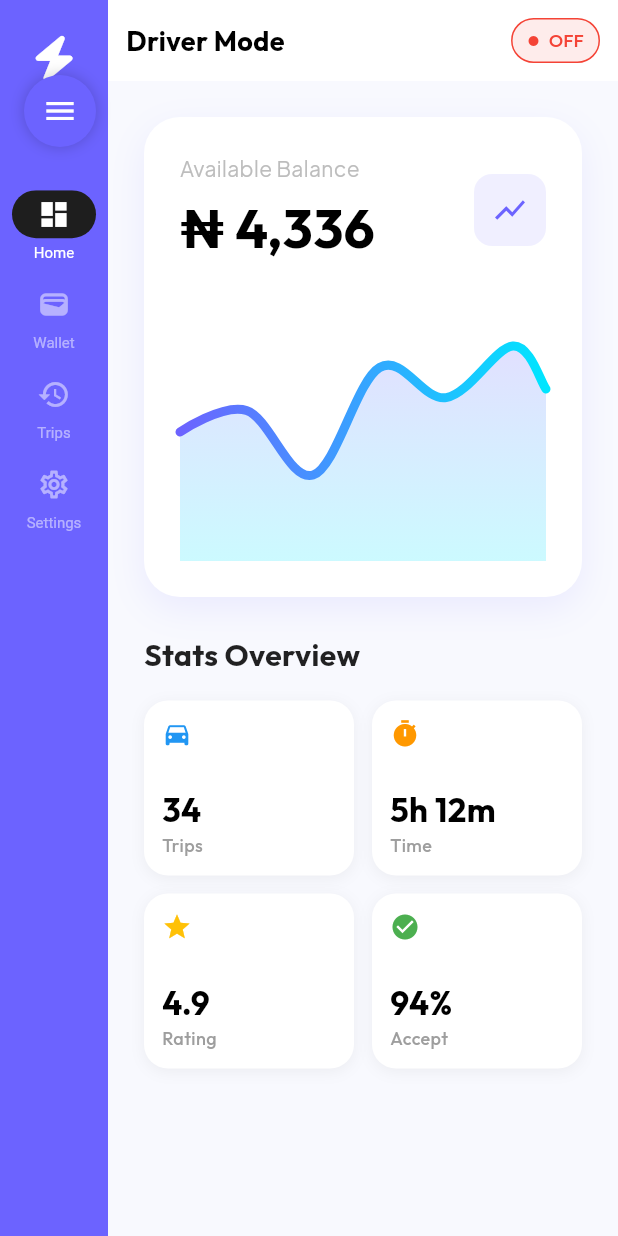
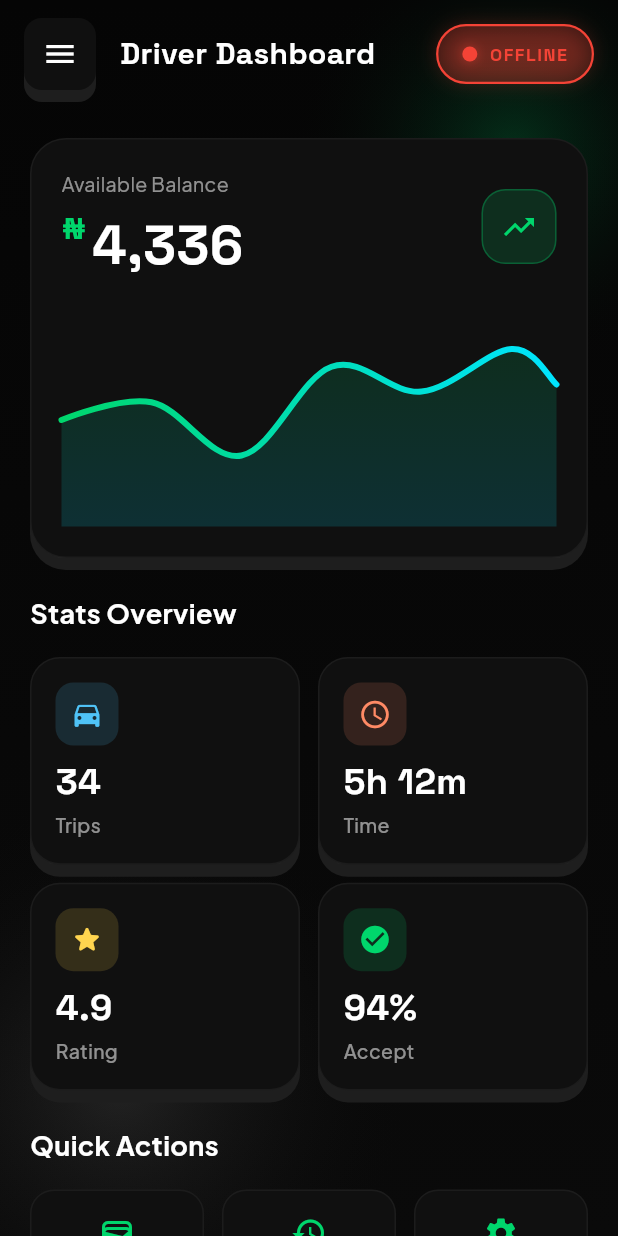
Before and after one commit to Hubert24hrs/FastDelivery, a Flutter app: the DriverDashboardScreen screen opened by its route, on a phone screen of 412 x 824 dp. Run offline on Flutter 3.47's test engine with Material 3 defaults, Android fonts, the phone set to English and light mode, and no system bars; drawn by our look-alikes of fl_chart, flutter_animate; our stand-ins replace cloud_firestore, firebase_auth, firebase_core, firebase_messaging, firebase_storage, flutter_dotenv and 13 more; missing offline and left inert: flutter_paystack_plus, mailer, mapbox_maps_flutter; accounts and stored records are empty.

Commit message:
Redesign driver dashboard with dark neomorphic theme
- Replace light purple theme with dark gradient background
- Add BackgroundOrbs for visual consistency with passenger app
- Redesign earnings card with glassmorphic style and green gradient chart
- Update stat cards with colorful icon backgrounds and neomorphic shadows
- Add glowing ONLINE/OFFLINE toggle with green accent
- Add neomorphic menu button
- Add quick action buttons (Wallet, Trips, Settings)
- Remove purple NavigationRail sidebar
- Update fonts to match passenger dashboard (Space Grotesk, Plus Jakarta Sans)

```diff
--- a/lib/presentation/screens/driver/driver_dashboard_screen.dart
+++ b/lib/presentation/screens/driver/driver_dashboard_screen.dart
@@ -5,6 +5,7 @@ import 'package:fast_delivery/core/providers/providers.dart';
 import 'package:fast_delivery/core/theme/app_theme.dart';
 import 'package:fast_delivery/presentation/common/app_drawer.dart';
 import 'package:fast_delivery/presentation/common/glass_card.dart';
+import 'package:fast_delivery/presentation/common/background_orbs.dart';
 import 'package:fl_chart/fl_chart.dart';
 import 'package:flutter/material.dart';
 import 'package:flutter_animate/flutter_animate.dart';
@@ -27,16 +28,15 @@ class _DriverDashboardScreenState extends ConsumerState<DriverDashboardScreen> {
   bool _isAccepting = false;
   int _selectedIndex = 0; // For NavigationRail
 
-  // For the earnings chart mock data
+  // For the earnings chart - matching green theme
   final List<Color> gradientColors = [
-    const Color(0xFF6C63FF), // Purple
-    const Color(0xFF00E5FF), // Cyan
+    AppTheme.primaryColor,
+    const Color(0xFF00E5FF), // Cyan accent
   ];
 
   @override
   void initState() {
     super.initState();
-    // Removed _checkActiveRide() to fix "glitch" of auto-navigating on startup
   }
 
   @override
@@ -48,19 +48,22 @@ class _DriverDashboardScreenState extends ConsumerState<DriverDashboardScreen> {
     return Scaffold(
       key: _scaffoldKey,
       drawer: const AppDrawer(),
-      backgroundColor: const Color(0xFFF8F9FE), // Light Blue-ish White
-      body: ridesAsync.when(
+      body: Container(
+        decoration: BoxDecoration(
+          gradient: AppTheme.backgroundGradient,
+        ),
+        child: Stack(
+          children: [
+            const BackgroundOrbs(),
+            ridesAsync.when(
               data: (rides) {
-          // Check for courier requests as well
                 final couriers = couriersAsync.maybeWhen(
                   data: (data) => data,
                   orElse: () => <CourierModel>[],
                 );
 
-          // Debug output
                 debugPrint('DriverDashboard: isOnline=$isOnline, rides=${rides.length}, couriers=${couriers.length}');
 
-          // Only switch to Request View if online AND there are pending requests
                 if (isOnline) {
                   if (rides.isNotEmpty) {
                     debugPrint('DriverDashboard: Showing ride request');
@@ -72,178 +75,215 @@ class _DriverDashboardScreenState extends ConsumerState<DriverDashboardScreen> {
                 }
                 return _buildDashboardView(isOnline);
               },
-        loading: () => const Center(child: CircularProgressIndicator()),
-        error: (err, stack) => _buildDashboardView(isOnline), // Fallback
+              loading: () => Center(child: CircularProgressIndicator(color: AppTheme.primaryColor)),
+              error: (err, stack) => _buildDashboardView(isOnline),
+            ),
+          ],
+        ),
       ),
     );
   }
 
-  // --- REFERENCE IMAGE 1: DASHBOARD / STATS ---
+  // --- MODERN DARK DASHBOARD ---
   Widget _buildDashboardView(bool isOnline) {
-    final isMobile = MediaQuery.of(context).size.width < 600;
-
-    return Stack(
-      children: [
-        Row(
-          children: [
-            // Sidebar (Navigation Rail) - Matches the "Purple Sidebar" description
-            NavigationRail(
-              selectedIndex: _selectedIndex,
-              onDestinationSelected: (int index) {
-                setState(() {
-                  _selectedIndex = index;
-                });
-                // Navigate to appropriate screens
-                switch (index) {
-                  case 0: // Home - stay here
-                    break;
-                  case 1: // Wallet
-                    context.push('/wallet');
-                    break;
-                  case 2: // Trips/History
-                    context.push('/history');
-                    break;
-                  case 3: // Settings
-                    context.push('/settings');
-                    break;
-                }
-              },
-              backgroundColor: const Color(0xFF6C63FF), // FastPro Purple
-              selectedIconTheme: const IconThemeData(color: Colors.white),
-              unselectedIconTheme: IconThemeData(color: Colors.white.withValues(alpha: 0.5)),
-              selectedLabelTextStyle: const TextStyle(color: Colors.white, fontSize: 10),
-              unselectedLabelTextStyle: TextStyle(color: Colors.white.withValues(alpha: 0.5), fontSize: 10),
-              labelType: NavigationRailLabelType.all,
-              minWidth: 70,
-              groupAlignment: -0.8, // Top aligned
-              leading: const Padding(
-                padding: EdgeInsets.symmetric(vertical: 16.0),
-                child: Icon(FontAwesomeIcons.bolt, color: Colors.white, size: 28), // Logo
-              ),
-              destinations: const [
-                NavigationRailDestination(
-                  icon: Icon(Icons.dashboard_outlined, size: 22),
-                  selectedIcon: Icon(Icons.dashboard, size: 22),
-                  label: Text('Home'),
-                ),
-                NavigationRailDestination(
-                  icon: Icon(Icons.wallet_outlined, size: 22),
-                  selectedIcon: Icon(Icons.wallet, size: 22),
-                  label: Text('Wallet'),
-                ),
-                NavigationRailDestination(
-                  icon: Icon(Icons.history_outlined, size: 22),
-                  selectedIcon: Icon(Icons.history, size: 22),
-                  label: Text('Trips'),
-                ),
-                NavigationRailDestination(
-                  icon: Icon(Icons.settings_outlined, size: 22),
-                  selectedIcon: Icon(Icons.settings, size: 22),
-                  label: Text('Settings'),
-                ),
-              ],
-            ),
-
-            // Main Content
-            Expanded(
+    return SafeArea(
       child: Column(
         children: [
-                  // Top Bar
+          // Top Bar with menu and status toggle
           _buildDashboardAppBar(isOnline),
 
           // Scrollable Content
           Expanded(
             child: SingleChildScrollView(
-                      padding: const EdgeInsets.all(24),
+              padding: const EdgeInsets.all(20),
               child: Column(
                 crossAxisAlignment: CrossAxisAlignment.start,
                 children: [
-                          _buildEarningsChartCard(),
+                  // Earnings Card
+                  _buildEarningsChartCard()
+                      .animate()
+                      .fadeIn(duration: 400.ms)
+                      .slideY(begin: 0.1, end: 0),
                   const SizedBox(height: 24),
+
+                  // Stats Title
                   Text(
                     'Stats Overview',
-                            style: GoogleFonts.outfit(
-                              fontSize: 20,
+                    style: GoogleFonts.plusJakartaSans(
+                      fontSize: 18,
                       fontWeight: FontWeight.bold,
-                              color: Colors.black87,
+                      color: Colors.white,
                     ),
                   ),
                   const SizedBox(height: 16),
-                          _buildStatsGrid(),
+
+                  // Stats Grid
+                  _buildStatsGrid()
+                      .animate()
+                      .fadeIn(delay: 200.ms, duration: 400.ms)
+                      .slideY(begin: 0.1, end: 0),
+
+                  const SizedBox(height: 24),
+
+                  // Quick Actions
+                  Text(
+                    'Quick Actions',
+                    style: GoogleFonts.plusJakartaSans(
+                      fontSize: 18,
+                      fontWeight: FontWeight.bold,
+                      color: Colors.white,
+                    ),
+                  ),
+                  const SizedBox(height: 16),
+
+                  // Quick action buttons
+                  Row(
+                    children: [
+                      Expanded(
+                        child: _buildQuickActionButton(
+                          icon: Icons.wallet,
+                          label: 'Wallet',
+                          onTap: () => context.push('/wallet'),
+                        ),
+                      ),
+                      const SizedBox(width: 12),
+                      Expanded(
+                        child: _buildQuickActionButton(
+                          icon: Icons.history,
+                          label: 'Trips',
+                          onTap: () => context.push('/history'),
+                        ),
+                      ),
+                      const SizedBox(width: 12),
+                      Expanded(
+                        child: _buildQuickActionButton(
+                          icon: Icons.settings,
+                          label: 'Settings',
+                          onTap: () => context.push('/settings'),
+                        ),
+                      ),
+                    ],
+                  ).animate().fadeIn(delay: 400.ms, duration: 400.ms),
                 ],
               ),
             ),
           ),
         ],
       ),
+    );
+  }
+
+  Widget _buildQuickActionButton({
+    required IconData icon,
+    required String label,
+    required VoidCallback onTap,
+  }) {
+    return GestureDetector(
+      onTap: onTap,
+      child: Container(
+        padding: const EdgeInsets.symmetric(vertical: 16),
+        decoration: BoxDecoration(
+          color: AppTheme.surfaceColor,
+          borderRadius: BorderRadius.circular(16),
+          boxShadow: AppTheme.neomorphicShadow(),
+          border: Border.all(
+            color: Colors.white.withValues(alpha: 0.05),
+          ),
+        ),
+        child: Column(
+          children: [
+            Icon(icon, color: AppTheme.primaryColor, size: 24),
+            const SizedBox(height: 8),
+            Text(
+              label,
+              style: GoogleFonts.plusJakartaSans(
+                color: Colors.white70,
+                fontSize: 12,
+                fontWeight: FontWeight.w500,
+              ),
             ),
           ],
         ),
-        // Mobile menu FAB for drawer access
-        if (isMobile)
-          Positioned(
-            top: 50,
-            left: 16,
-            child: Container(
+      ),
+    );
+  }
+
+  Widget _buildDashboardAppBar(bool isOnline) {
+    return Container(
+      padding: const EdgeInsets.symmetric(horizontal: 16, vertical: 12),
+      child: Row(
+        children: [
+          // Menu Button
+          Container(
             decoration: BoxDecoration(
-                color: const Color(0xFF6C63FF),
-                shape: BoxShape.circle,
-                boxShadow: [
-                  BoxShadow(
-                    color: Colors.black.withValues(alpha: 0.2),
-                    blurRadius: 8,
-                  ),
-                ],
+              color: AppTheme.surfaceColor,
+              borderRadius: BorderRadius.circular(12),
+              boxShadow: AppTheme.neomorphicShadow(),
             ),
             child: IconButton(
               icon: const Icon(Icons.menu, color: Colors.white),
               onPressed: () => _scaffoldKey.currentState?.openDrawer(),
             ),
           ),
-          ),
-      ],
-    );
-  }
-
-  Widget _buildDashboardAppBar(bool isOnline) {
-    return Container(
-      padding: const EdgeInsets.symmetric(horizontal: 12, vertical: 12),
-      color: Colors.white,
-      child: Row(
-        children: [
+          const SizedBox(width: 16),
+          // Title
           Expanded(
             child: Text(
-              'Driver Mode',
-              style: GoogleFonts.outfit(
-                color: Colors.black,
-                fontSize: 18,
+              'Driver Dashboard',
+              style: GoogleFonts.spaceGrotesk(
+                color: Colors.white,
+                fontSize: 20,
                 fontWeight: FontWeight.bold,
               ),
-              overflow: TextOverflow.ellipsis,
             ),
           ),
-          const SizedBox(width: 8),
-          // Compact toggle
+          // Online/Offline Toggle
           GestureDetector(
             onTap: () => ref.read(driverOnlineProvider.notifier).toggle(),
             child: Container(
-              padding: const EdgeInsets.symmetric(horizontal: 10, vertical: 6),
+              padding: const EdgeInsets.symmetric(horizontal: 16, vertical: 10),
               decoration: BoxDecoration(
-                color: isOnline ? Colors.green.withValues(alpha: 0.1) : Colors.red.withValues(alpha: 0.1),
-                borderRadius: BorderRadius.circular(20),
-                border: Border.all(color: isOnline ? Colors.green : Colors.red),
+                color: isOnline
+                    ? AppTheme.primaryColor.withValues(alpha: 0.2)
+                    : Colors.red.withValues(alpha: 0.2),
+                borderRadius: BorderRadius.circular(30),
+                border: Border.all(
+                  color: isOnline ? AppTheme.primaryColor : Colors.red,
+                  width: 1.5,
+                ),
+                boxShadow: [
+                  BoxShadow(
+                    color: (isOnline ? AppTheme.primaryColor : Colors.red).withValues(alpha: 0.3),
+                    blurRadius: 12,
+                    spreadRadius: -2,
+                  ),
+                ],
               ),
               child: Row(
                 mainAxisSize: MainAxisSize.min,
                 children: [
-                  Icon(Icons.circle, size: 8, color: isOnline ? Colors.green : Colors.red),
-                  const SizedBox(width: 6),
+                  Container(
+                    width: 10,
+                    height: 10,
+                    decoration: BoxDecoration(
+                      color: isOnline ? AppTheme.primaryColor : Colors.red,
+                      shape: BoxShape.circle,
+                      boxShadow: [
+                        BoxShadow(
+                          color: (isOnline ? AppTheme.primaryColor : Colors.red).withValues(alpha: 0.5),
+                          blurRadius: 6,
+                        ),
+                      ],
+                    ),
+                  ),
+                  const SizedBox(width: 8),
                   Text(
-                    isOnline ? 'ON' : 'OFF',
-                    style: TextStyle(
-                      color: isOnline ? Colors.green : Colors.red,
+                    isOnline ? 'ONLINE' : 'OFFLINE',
+                    style: GoogleFonts.spaceGrotesk(
+                      color: isOnline ? AppTheme.primaryColor : Colors.red,
                       fontWeight: FontWeight.bold,
-                      fontSize: 11,
+                      fontSize: 12,
+                      letterSpacing: 1,
                     ),
                   ),
                 ],
@@ -257,19 +297,16 @@ class _DriverDashboardScreenState extends ConsumerState<DriverDashboardScreen> {
 
   Widget _buildEarningsChartCard() {
     return Container(
-      height: 320,
+      height: 280,
       decoration: BoxDecoration(
-        color: Colors.white,
+        color: AppTheme.surfaceColor,
         borderRadius: BorderRadius.circular(24),
-        boxShadow: [
-          BoxShadow(
-            color: const Color(0xFF6C63FF).withValues(alpha: 0.1),
-            blurRadius: 20,
-            offset: const Offset(0, 8),
+        boxShadow: AppTheme.neomorphicShadow(),
+        border: Border.all(
+          color: Colors.white.withValues(alpha: 0.05),
         ),
-        ],
       ),
-      padding: const EdgeInsets.all(24),
+      padding: const EdgeInsets.all(20),
       child: Column(
         crossAxisAlignment: CrossAxisAlignment.start,
         children: [
@@ -281,30 +318,50 @@ class _DriverDashboardScreenState extends ConsumerState<DriverDashboardScreen> {
                 children: [
                   Text(
                     'Available Balance',
-                    style: TextStyle(color: Colors.grey[400], fontSize: 14),
+                    style: GoogleFonts.plusJakartaSans(
+                      color: Colors.white54,
+                      fontSize: 13,
                     ),
-                  const SizedBox(height: 4),
+                  ),
+                  const SizedBox(height: 6),
+                  Row(
+                    crossAxisAlignment: CrossAxisAlignment.start,
+                    children: [
                       Text(
-                    '₦ 4,336',
-                    style: GoogleFonts.outfit(
+                        '₦',
+                        style: GoogleFonts.spaceGrotesk(
+                          fontSize: 20,
+                          fontWeight: FontWeight.bold,
+                          color: AppTheme.primaryColor,
+                        ),
+                      ),
+                      const SizedBox(width: 4),
+                      Text(
+                        '4,336',
+                        style: GoogleFonts.spaceGrotesk(
                           fontSize: 36,
                           fontWeight: FontWeight.bold,
-                      color: Colors.black,
+                          color: Colors.white,
                         ),
+                      ),
+                    ],
                   ),
                 ],
               ),
               Container(
                 padding: const EdgeInsets.all(12),
                 decoration: BoxDecoration(
-                  color: const Color(0xFF6C63FF).withValues(alpha: 0.1),
-                  borderRadius: BorderRadius.circular(12),
+                  color: AppTheme.primaryColor.withValues(alpha: 0.15),
+                  borderRadius: BorderRadius.circular(16),
+                  border: Border.all(
+                    color: AppTheme.primaryColor.withValues(alpha: 0.3),
                   ),
-                child: const Icon(Icons.show_chart, color: Color(0xFF6C63FF)),
+                ),
+                child: Icon(Icons.trending_up, color: AppTheme.primaryColor, size: 24),
               ),
             ],
           ),
-          const SizedBox(height: 24),
+          const SizedBox(height: 20),
           Expanded(
             child: LineChart(
               LineChartData(
@@ -328,13 +385,13 @@ class _DriverDashboardScreenState extends ConsumerState<DriverDashboardScreen> {
                     ],
                     isCurved: true,
                     gradient: LinearGradient(colors: gradientColors),
-                    barWidth: 6,
+                    barWidth: 4,
                     isStrokeCapRound: true,
                     dotData: const FlDotData(show: false),
                     belowBarData: BarAreaData(
                       show: true,
                       gradient: LinearGradient(
-                        colors: gradientColors.map((color) => color.withValues(alpha: 0.2)).toList(),
+                        colors: gradientColors.map((color) => color.withValues(alpha: 0.15)).toList(),
                         begin: Alignment.topCenter,
                         end: Alignment.bottomCenter,
                       ),
@@ -350,70 +407,62 @@ class _DriverDashboardScreenState extends ConsumerState<DriverDashboardScreen> {
   }
 
   Widget _buildStatsGrid() {
-    // Responsive grid
-    return LayoutBuilder(
-      builder: (context, constraints) {
-        final crossAxisCount = constraints.maxWidth > 500 ? 2 : 1;
-        // Keeping it 2 collumns max for cards to be wide and informative
-
     return GridView.count(
       crossAxisCount: 2,
       shrinkWrap: true,
       physics: const NeverScrollableScrollPhysics(),
       mainAxisSpacing: 12,
       crossAxisSpacing: 12,
-          childAspectRatio: 1.2, // Taller cards to prevent overflow
+      childAspectRatio: 1.3,
       children: [
-            _buildStatCard('Trips', '34', Icons.directions_car, Colors.blue),
-            _buildStatCard('Time', '5h 12m', Icons.timer, Colors.orange),
-            _buildStatCard('Rating', '4.9', Icons.star, Colors.amber),
-            _buildStatCard('Accept', '94%', Icons.check_circle, Colors.green),
+        _buildStatCard('Trips', '34', Icons.directions_car, const Color(0xFF4FC3F7)),
+        _buildStatCard('Time', '5h 12m', Icons.schedule, const Color(0xFFFF8A65)),
+        _buildStatCard('Rating', '4.9', Icons.star_rounded, const Color(0xFFFFD54F)),
+        _buildStatCard('Accept', '94%', Icons.check_circle, AppTheme.primaryColor),
       ],
-        );
-      },
     );
   }
 
   Widget _buildStatCard(String title, String value, IconData icon, Color color) {
     return Container(
       decoration: BoxDecoration(
-        color: Colors.white,
-        borderRadius: BorderRadius.circular(16),
-        boxShadow: [
-           BoxShadow(
-            color: Colors.black.withValues(alpha: 0.05),
-            blurRadius: 8,
-            offset: const Offset(0, 2),
+        color: AppTheme.surfaceColor,
+        borderRadius: BorderRadius.circular(20),
+        boxShadow: AppTheme.neomorphicShadow(),
+        border: Border.all(
+          color: Colors.white.withValues(alpha: 0.05),
         ),
-        ],
       ),
-      padding: const EdgeInsets.all(12),
+      padding: const EdgeInsets.all(16),
       child: Column(
         crossAxisAlignment: CrossAxisAlignment.start,
         mainAxisAlignment: MainAxisAlignment.spaceBetween,
         children: [
-          Icon(icon, color: color, size: 20),
+          Container(
+            padding: const EdgeInsets.all(10),
+            decoration: BoxDecoration(
+              color: color.withValues(alpha: 0.15),
+              borderRadius: BorderRadius.circular(12),
+            ),
+            child: Icon(icon, color: color, size: 22),
+          ),
           const Spacer(),
-          FittedBox(
-            fit: BoxFit.scaleDown,
-            alignment: Alignment.centerLeft,
-            child: Text(
+          Text(
             value,
-              style: GoogleFonts.outfit(
-                color: Colors.black,
+            style: GoogleFonts.spaceGrotesk(
+              color: Colors.white,
               fontWeight: FontWeight.bold,
-                fontSize: 22,
+              fontSize: 24,
             ),
           ),
-          ),
+          const SizedBox(height: 2),
           Text(
             title,
-            style: GoogleFonts.outfit(
-              color: Colors.grey[500],
+            style: GoogleFonts.plusJakartaSans(
+              color: Colors.white54,
               fontWeight: FontWeight.w500,
-              fontSize: 12,
+              fontSize: 13,
             ),
-            overflow: TextOverflow.ellipsis,
           ),
         ],
       ),
```
Lines whose indentation alone changed are shown as unchanged.
